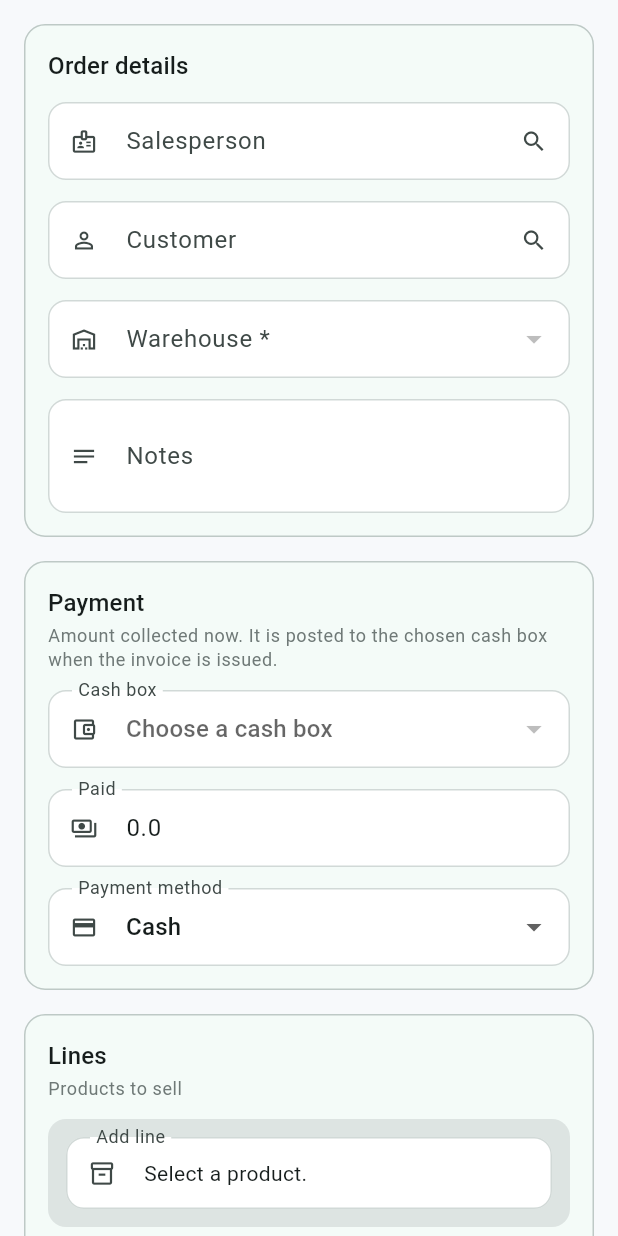
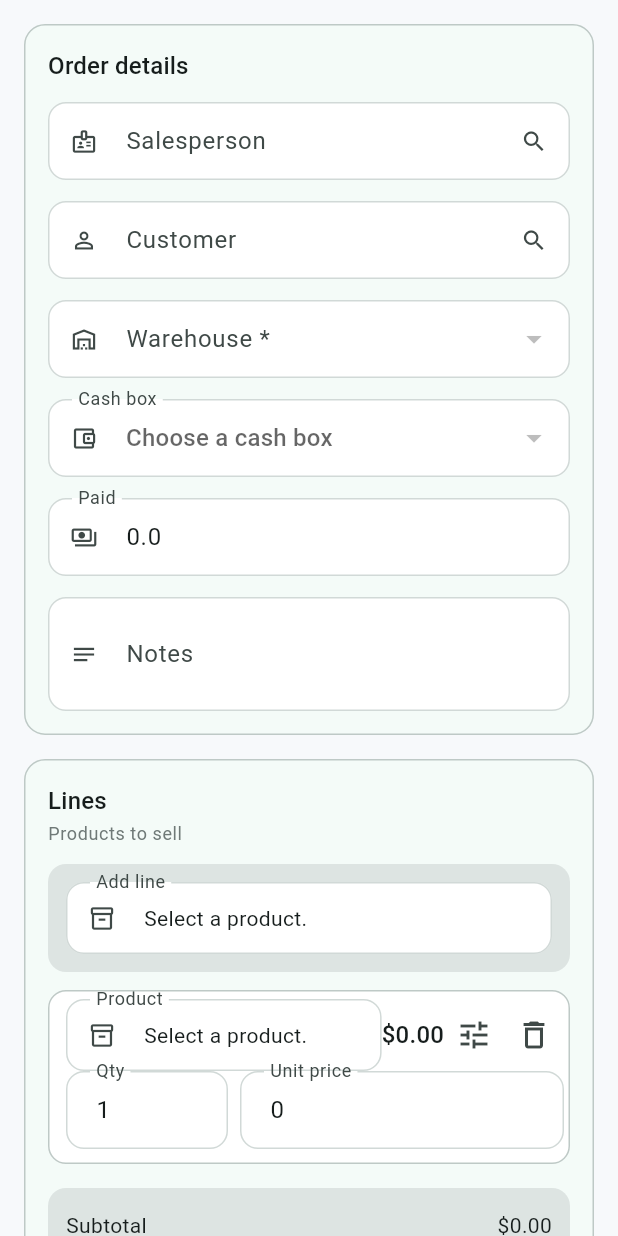
Before and after one commit to abosabry2008-lang/abosabry, a Flutter app: the SalesOrderFormScreen screen opened directly, on a phone screen of 412 x 824 dp. Run offline on Flutter 3.47's test engine with Material 3 defaults, Android fonts, the phone set to English and light mode, and no system bars; our stand-ins replace shared_preferences; accounts and stored records are empty; network calls fail.

Commit message:
feat: compact sales order details grid, inline paid field, stock in product picker

```diff
--- a/erp/app/lib/features/sales/sales_order_form_screen.dart
+++ b/erp/app/lib/features/sales/sales_order_form_screen.dart
@@ -271,9 +271,23 @@
           children: <Widget>[
             SectionCard(
               title: s.orderDetails,
-              child: Column(
+              child: LayoutBuilder(
+                builder: (context, constraints) {
+                  final twoColumns = constraints.maxWidth >= 640;
+                  final width = twoColumns
+                      ? (constraints.maxWidth - 14) / 2
+                      : constraints.maxWidth;
+                  Widget field(Widget child) =>
+                      SizedBox(width: width, child: child);
+                  return Column(
+                    crossAxisAlignment: CrossAxisAlignment.stretch,
+                    children: <Widget>[
+                      Wrap(
+                        spacing: 14,
+                        runSpacing: 14,
                         children: <Widget>[
                           if (!session.isSalesperson)
+                            field(
                               SearchablePickerField(
                                 label: s.salesperson,
                                 value: _salespersonId,
@@ -283,23 +297,32 @@
                                 searchHint: s.searchHint,
                                 clearable: true,
                                 options: salespeople.salespeople
-                        .map((p) => PickerOption(value: p.id, label: p.name))
+                                    .map(
+                                      (p) => PickerOption(
+                                        value: p.id,
+                                        label: p.name,
+                                      ),
+                                    )
                                     .toList(),
                                 onChanged: (value) => setState(() {
                                   _salespersonId =
-                          (value == null || value.isEmpty) ? null : value;
-                      // If current customer doesn't belong to selected salesperson, clear it
-                      if (_salespersonId != null && _customerId != null) {
+                                      (value == null || value.isEmpty)
+                                          ? null
+                                          : value;
+                                  if (_salespersonId != null &&
+                                      _customerId != null) {
                                     final cust = customers.catalog
                                         .where((c) => c.id == _customerId)
                                         .firstOrNull;
-                        if (cust == null || cust.salespersonId != _salespersonId) {
+                                    if (cust == null ||
+                                        cust.salespersonId != _salespersonId) {
                                       _customerId = null;
                                     }
                                   }
                                 }),
                               ),
-                  const SizedBox(height: 14),
+                            ),
+                          field(
                             SearchablePickerField(
                               label: s.customer,
                               value: _customerId,
@@ -318,10 +341,71 @@
                                     ),
                                   )
                                   .toList(),
-                    onChanged: (value) => setState(() => _customerId = value),
+                              onChanged: (value) =>
+                                  setState(() => _customerId = value),
                             ),
+                          ),
+                          field(
+                            AppSelectField<String>(
+                              label: s.warehouseRequired,
+                              value: _warehouseId,
+                              enabled: !_saving,
+                              prefixIcon: Icons.warehouse_outlined,
+                              options: _warehouses
+                                  .map(
+                                    (warehouse) => SelectOption<String>(
+                                      warehouse.id,
+                                      '${warehouse.code} — ${warehouse.name}',
+                                    ),
+                                  )
+                                  .toList(),
+                              onChanged: (value) =>
+                                  setState(() => _warehouseId = value),
+                              validator: (value) =>
+                                  value == null ? s.warehouseIsRequired : null,
+                            ),
+                          ),
+                          field(
+                            AppSelectField<String?>(
+                              label: s.cashBox,
+                              value: _paymentCashBoxId,
+                              hint: s.chooseBox,
+                              enabled: !_paymentLocked,
+                              prefixIcon:
+                                  Icons.account_balance_wallet_outlined,
+                              options: _boxes
+                                  .map(
+                                    (box) => SelectOption<String?>(
+                                      box.id,
+                                      box.name,
+                                    ),
+                                  )
+                                  .toList(),
+                              onChanged: (value) => setState(
+                                () => _paymentCashBoxId = value,
+                              ),
+                            ),
+                          ),
+                          field(
+                            AppNumberField(
+                              label: s.paid,
+                              controller: _paidAmount,
+                              enabled: !_paymentLocked,
+                              prefixIcon: Icons.payments_outlined,
+                              onChanged: (_) => setState(() {}),
+                            ),
+                          ),
+                        ],
+                      ),
+                      if (_paymentLocked) ...<Widget>[
+                        const SizedBox(height: 8),
+                        Text(
+                          s.paymentLockedHint,
+                          style: Theme.of(context).textTheme.bodySmall,
+                        ),
+                      ],
                       if (selectedCustomer != null) ...<Widget>[
-                    const SizedBox(height: 8),
+                        const SizedBox(height: 12),
                         Container(
                           padding: const EdgeInsets.symmetric(
                             horizontal: 12,
@@ -346,24 +430,6 @@
                         ),
                       ],
                       const SizedBox(height: 14),
-                  AppSelectField<String>(
-                    label: s.warehouseRequired,
-                    value: _warehouseId,
-                    enabled: !_saving,
-                    prefixIcon: Icons.warehouse_outlined,
-                    options: _warehouses
-                        .map(
-                          (warehouse) => SelectOption<String>(
-                            warehouse.id,
-                            '${warehouse.code} — ${warehouse.name}',
-                          ),
-                        )
-                        .toList(),
-                    onChanged: (value) => setState(() => _warehouseId = value),
-                    validator: (value) =>
-                        value == null ? s.warehouseIsRequired : null,
-                  ),
-                  const SizedBox(height: 14),
                       AppTextField(
                         label: s.notes,
                         controller: _notes,
@@ -373,67 +439,8 @@
                         textCapitalization: TextCapitalization.sentences,
                       ),
                     ],
-              ),
-            ),
-            const SizedBox(height: 16),
-            SectionCard(
-              title: s.payment,
-              subtitle: _paymentLocked
-                  ? s.paymentLockedHint
-                  : s.paymentOnOrderHint,
-              child: Column(
-                children: <Widget>[
-                  AppSelectField<String?>(
-                    label: s.cashBox,
-                    value: _paymentCashBoxId,
-                    hint: s.chooseBox,
-                    enabled: !_paymentLocked,
-                    prefixIcon: Icons.account_balance_wallet_outlined,
-                    options: _boxes
-                        .map(
-                          (box) => SelectOption<String?>(
-                            box.id,
-                            box.name,
-                          ),
-                        )
-                        .toList(),
-                    onChanged: (value) =>
-                        setState(() => _paymentCashBoxId = value),
-                  ),
-                  const SizedBox(height: 14),
-                  AppNumberField(
-                    label: s.paid,
-                    controller: _paidAmount,
-                    enabled: !_paymentLocked,
-                    prefixIcon: Icons.payments_outlined,
-                    onChanged: (_) => setState(() {}),
-                  ),
-                  const SizedBox(height: 14),
-                  AppSelectField<String>(
-                    label: s.paymentMethod,
-                    value: _paymentMethod,
-                    enabled: !_paymentLocked,
-                    prefixIcon: Icons.credit_card_outlined,
-                    options: const <String>[
-                      'CASH',
-                      'CARD',
-                      'BANK_TRANSFER',
-                      'MOBILE_MONEY',
-                      'CHEQUE',
-                      'OTHER',
-                    ]
-                        .map(
-                          (method) => SelectOption<String>(
-                            method,
-                            s.status(method),
-                          ),
-                        )
-                        .toList(),
-                    onChanged: (value) => setState(
-                      () => _paymentMethod = value ?? 'CASH',
-                    ),
-                  ),
-                ],
+                  );
+                },
               ),
             ),
             const SizedBox(height: 16),
```
Also changed, not shown: erp/app/lib/features/inventory/product_picker_field.dart (+20 -5 lines), 3 other files. Lines whose indentation alone changed are shown as unchanged.
